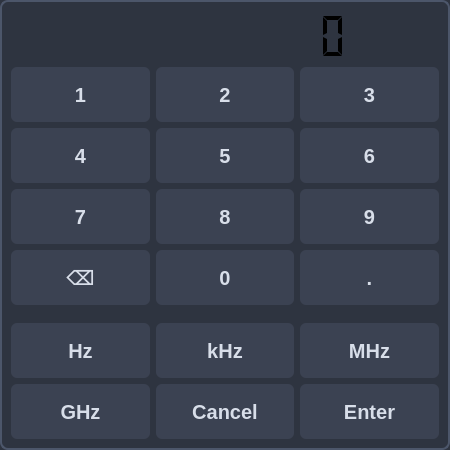
Old version of the form src/modules/touch_numpad_dialog.ui in the repository g4ixt/QtTinySA.
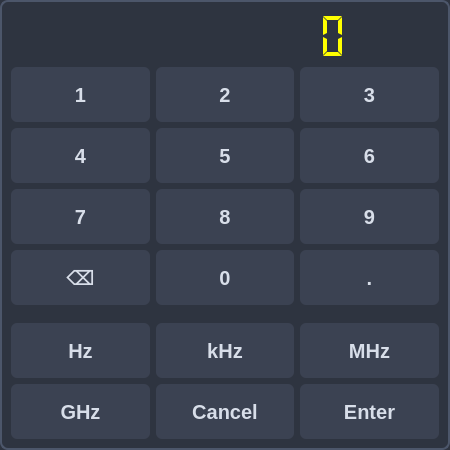
New version of the form.

```diff
--- a/src/modules/touch_numpad_dialog.ui
+++ b/src/modules/touch_numpad_dialog.ui
@@ -47,6 +47,9 @@
        <bold>true</bold>
       </font>
      </property>
+     <property name="styleSheet">
+      <string notr="true">color: rgb(255, 255, 0);</string>
+     </property>
      <property name="frameShape">
       <enum>QFrame::Shape::NoFrame</enum>
      </property>
```
